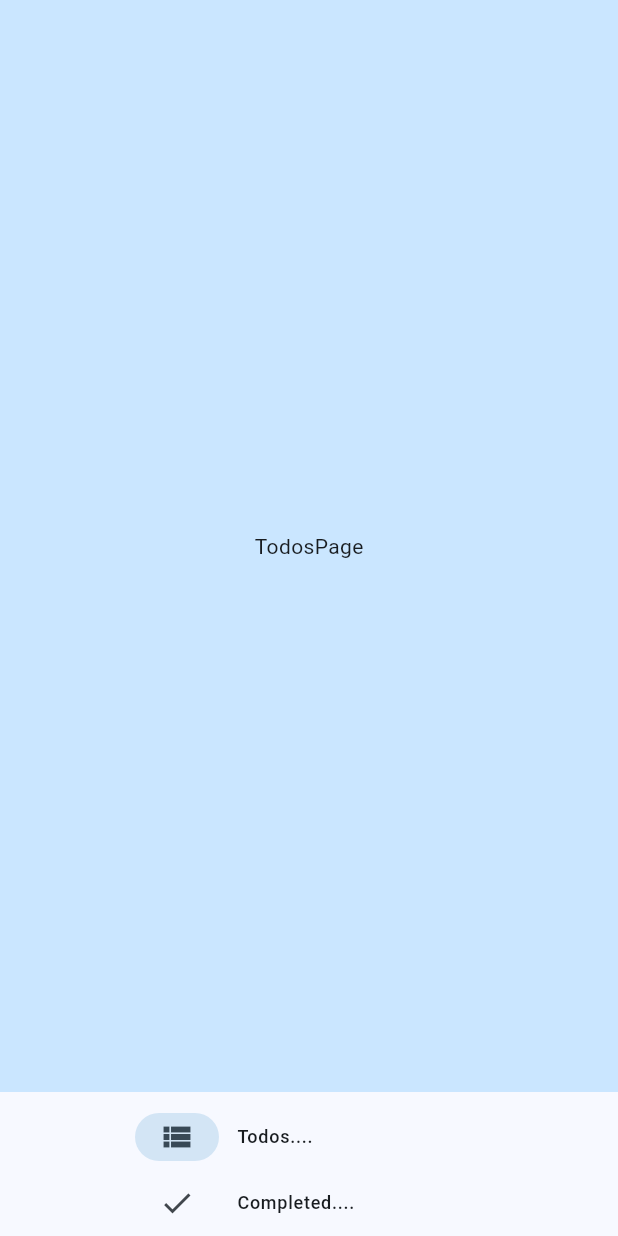
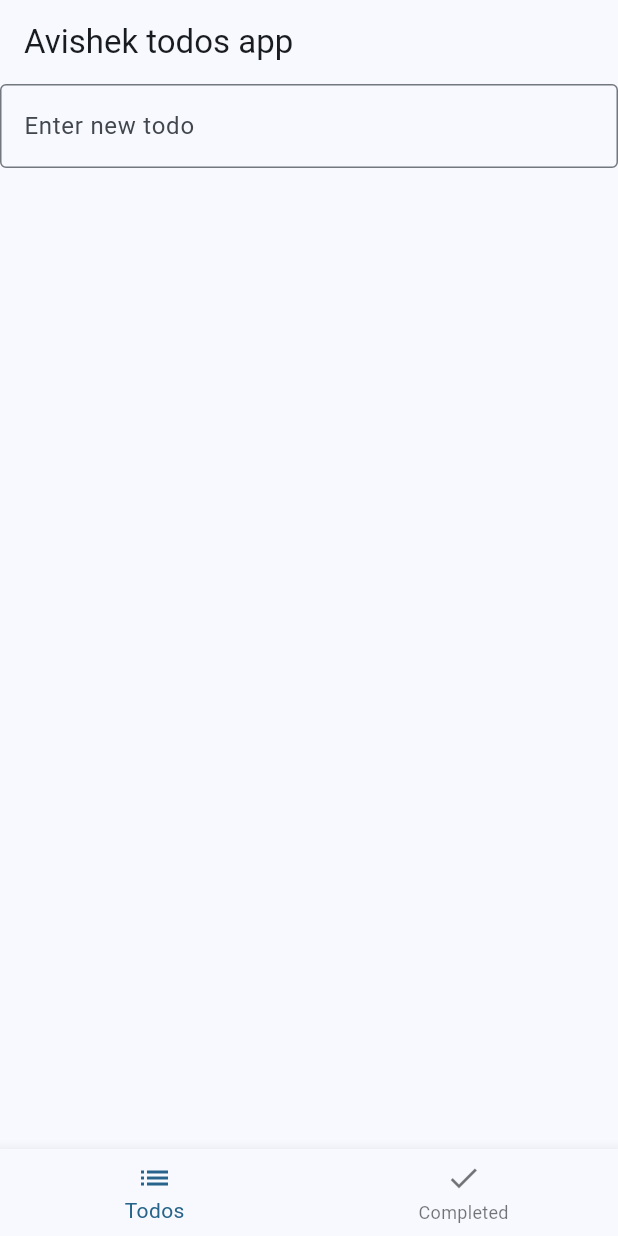
Before and after one commit to dahalAvishek/flutter-todo, a Flutter app: the screen it shows after launch, on a phone screen of 412 x 824 dp. Run offline on Flutter 3.47's test engine with Material 3 defaults, Android fonts, the phone set to English and light mode, and no system bars.

Commit message:
feat: create form for todo with input

```diff
--- a/lib/main.dart
+++ b/lib/main.dart
@@ -1,4 +1,4 @@
-import 'package:english_words/english_words.dart';
+// import 'package:english_words/english_words.dart';
 import 'package:flutter/material.dart';
 import 'package:provider/provider.dart';
 
@@ -62,8 +62,8 @@ class MyAppState extends ChangeNotifier {
     notifyListeners();
   }
 
-  void deleteTodoFromList(List<Todo> todos, int index) {
-    todos.removeAt(index);
+  void deleteTodoFromList(List<Todo> todos, Todo todo) {
+    todos.remove(todo);
   }
 
   void addCompletedTodos(int index) {
@@ -96,36 +96,21 @@ class _MyHomePageState extends State<MyHomePage> {
     }
     return LayoutBuilder(builder: (context, constraints) {
       return Scaffold(
-        body: Column(
-          children: [
-            Expanded(
-              child: Container(
-                color: Theme.of(context).colorScheme.primaryContainer,
-                child: page,
-              ),
-            ),
-            SafeArea(
-              child: NavigationRail(
-                extended: true,
-                destinations: [
-                  NavigationRailDestination(
-                    icon: Icon(Icons.view_list),
-                    label: Text('Todos....'),
-                  ),
-                  NavigationRailDestination(
-                    icon: Icon(Icons.done),
-                    label: Text('Completed....'),
-                  ),
-                ],
-                selectedIndex: selectedIndex,
-                onDestinationSelected: (value) {
-                  setState(() {
-                    selectedIndex = value;
-                  });
-                },
-              ),
-            ),
+        appBar: AppBar(
+          title: const Text("Avishek todos app"),
+        ),
+        body: Center(child: page),
+        bottomNavigationBar: BottomNavigationBar(
+          items: const <BottomNavigationBarItem>[
+            BottomNavigationBarItem(icon: Icon(Icons.list), label: 'Todos'),
+            BottomNavigationBarItem(icon: Icon(Icons.done), label: 'Completed')
           ],
+          currentIndex: selectedIndex,
+          onTap: (value) {
+            setState(() {
+              selectedIndex = value;
+            });
+          },
         ),
       );
     });
@@ -135,8 +120,38 @@ class _MyHomePageState extends State<MyHomePage> {
 class TodosPage extends StatelessWidget {
   @override
   Widget build(BuildContext context) {
-    return Center(
-      child: Text("TodosPage"),
+    var appState = context.watch<MyAppState>();
+
+    return Column(
+      children: [
+        TextField(
+          decoration: InputDecoration(
+            border: OutlineInputBorder(),
+            hintText: 'Enter new todo',
+          ),
+        ),
+        // ListView(
+        //   children: [
+        //     Padding(
+        //       padding: const EdgeInsets.all(20),
+        //       child: Text('You have ${appState.todos.length} todos'),
+        //     ),
+        //     for (var todo in appState.todos)
+        //       Row(
+        //         mainAxisSize: MainAxisSize.min,
+        //         children: [
+        //           ElevatedButton.icon(
+        //             onPressed: () {
+        //               appState.deleteTodoFromList(appState.todos, todo);
+        //             },
+        //             icon: Icon(Icons.done),
+        //             label: Text(todo.todo),
+        //           ),
+        //         ],
+        //       )
+        //   ],
+        // ),
+      ],
     );
   }
 }
--- a/pubspec.yaml
+++ b/pubspec.yaml
@@ -1,4 +1,4 @@
-name: namer_app
+name: mobile_todo_v1
 description: A new Flutter project.
 
 publish_to: 'none' # Remove this line if you wish to publish to pub.dev
```
